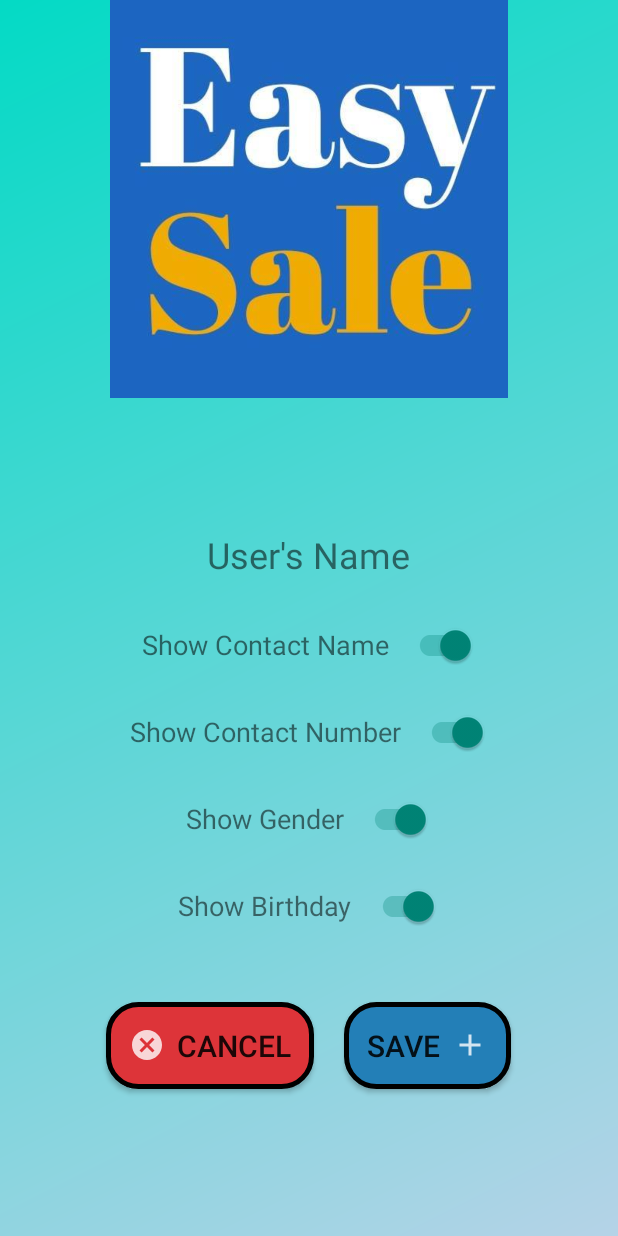
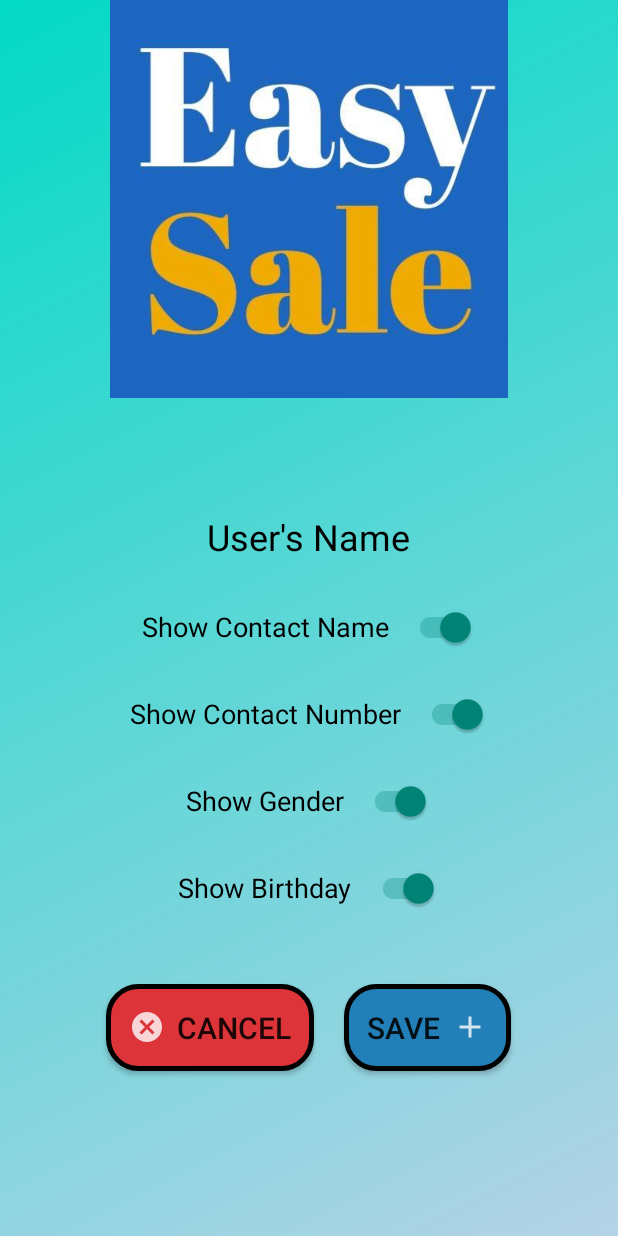
Before and after one commit to Ofekyaloz/ContactsApp, an Android app: the layout activity_settings.xml on its own in the app's theme, with its tools: preview values and no code run, on a phone screen of 412 x 824 dp. Run offline under Robolectric (Android 15) with nearby library versions, the phone set to English and light mode, and no system bars.

```diff
--- a/app/src/main/java/com/example/contactsapp/activities/MainActivity.java
+++ b/app/src/main/java/com/example/contactsapp/activities/MainActivity.java
@@ -3,6 +3,7 @@ package com.example.contactsapp.activities;
 import android.content.Intent;
 import android.os.Bundle;
 import android.view.View;
+import android.view.Window;
 import android.widget.Button;
 import android.widget.EditText;
 import android.widget.TextView;
@@ -28,6 +29,7 @@ public class MainActivity extends AppCompatActivity {
     @Override
     protected void onCreate(Bundle savedInstanceState) {
         super.onCreate(savedInstanceState);
+        requestWindowFeature(Window.FEATURE_NO_TITLE);
         com.example.contactsapp.databinding.ActivityMainBinding activityMainBinding = ActivityMainBinding.inflate(getLayoutInflater());
         setContentView(activityMainBinding.getRoot());
 
--- a/app/src/main/res/layout/activity_main.xml
+++ b/app/src/main/res/layout/activity_main.xml
@@ -90,7 +90,7 @@
             android:layout_gravity="center"
             android:layout_margin="10dp"
             android:padding="15dp"
-            android:background="@drawable/red_btn"
+            android:background="@drawable/dark_blue_btn"
             android:drawableEnd="@drawable/ic_login"
             android:fontFamily="sans-serif-black"
             android:text="@string/login_btnLogin"
--- a/app/src/main/res/layout/activity_settings.xml
+++ b/app/src/main/res/layout/activity_settings.xml
@@ -29,6 +29,7 @@
     <LinearLayout
         android:layout_width="match_parent"
         android:layout_height="wrap_content"
+        android:layout_marginBottom="24dp"
         android:gravity="center"
         android:orientation="vertical"
         android:padding="16dp"
@@ -42,6 +43,7 @@
             android:layout_gravity="center"
             android:layout_marginBottom="20dp"
             android:text="User's Name"
+            android:textColor="@color/black"
             android:textSize="24sp" />
 
         <LinearLayout
@@ -56,6 +58,7 @@
                 android:layout_height="wrap_content"
                 android:layout_marginEnd="10dp"
                 android:text="Show Contact Name"
+                android:textColor="@color/black"
                 android:textSize="18sp" />
 
             <androidx.appcompat.widget.SwitchCompat
@@ -80,6 +83,7 @@
                 android:layout_height="wrap_content"
                 android:layout_marginEnd="10dp"
                 android:text="Show Contact Number"
+                android:textColor="@color/black"
                 android:textSize="18sp" />
 
             <androidx.appcompat.widget.SwitchCompat
@@ -104,6 +108,7 @@
                 android:layout_height="wrap_content"
                 android:layout_marginEnd="10dp"
                 android:text="Show Gender"
+                android:textColor="@color/black"
                 android:textSize="18sp" />
 
             <androidx.appcompat.widget.SwitchCompat
@@ -128,6 +133,7 @@
                 android:layout_height="wrap_content"
                 android:layout_marginEnd="10dp"
                 android:text="Show Birthday"
+                android:textColor="@color/black"
                 android:textSize="18sp" />
 
             <androidx.appcompat.widget.SwitchCompat
@@ -155,14 +161,13 @@
                 android:layout_height="wrap_content"
                 android:layout_gravity="center"
                 android:layout_margin="10dp"
+                android:layout_weight="1"
                 android:background="@drawable/light_red_btn"
+                android:drawableLeft="@drawable/ic_cancel"
+                android:drawablePadding="8dp"
                 android:padding="15dp"
-                android:drawablePadding="8dp"
-                android:drawableLeft="@drawable/ic_cancel"
                 android:text="@string/btnCancel"
-                android:textSize="20sp"
-                android:layout_weight="1"
-                />
+                android:textSize="20sp" />
 
             <Button
                 android:id="@+id/btnSaveSettings"
@@ -170,14 +175,13 @@
                 android:layout_height="wrap_content"
                 android:layout_gravity="center"
                 android:layout_margin="10dp"
+                android:layout_weight="1"
                 android:background="@drawable/dark_blue_btn"
-                android:padding="15dp"
                 android:drawableEnd="@drawable/ic_add"
                 android:drawablePadding="8dp"
+                android:padding="15dp"
                 android:text="@string/btnAdd"
-                android:textSize="20sp"
-                android:layout_weight="1"
-                />
+                android:textSize="20sp" />
         </LinearLayout>
 
     </LinearLayout>
--- a/app/src/main/res/values/colors.xml
+++ b/app/src/main/res/values/colors.xml
@@ -9,4 +9,7 @@
     <color name="white">#FFFFFFFF</color>
     <color name="red">#FF0000</color>
     <color name="light_blue">#B5D3E7</color>
+    <color name="blue">#aacef7</color>
+    <color name="green">#7de695</color>
+
 </resources>
--- a/app/src/main/res/values/themes.xml
+++ b/app/src/main/res/values/themes.xml
@@ -1,6 +1,6 @@
 <resources xmlns:tools="http://schemas.android.com/tools">
     <!-- Base application theme. -->
-    <style name="Theme.ContactsApp" parent="Theme.AppCompat.Light.NoActionBar">
+    <style name="Theme.ContactsApp" parent="Theme.AppCompat.Light">
         <!-- Primary brand color. -->
         <item name="colorPrimary">#009688</item>
         <item name="colorPrimaryVariant">@color/purple_700</item>
```
Also changed, not shown: app/src/main/java/com/example/contactsapp/ContactAdapter.java (+6 -3 lines), app/src/main/res/layout/activity_contact_list.xml (+1 -8 lines), app/src/main/res/layout/contact_item.xml (+7 -8 lines).
